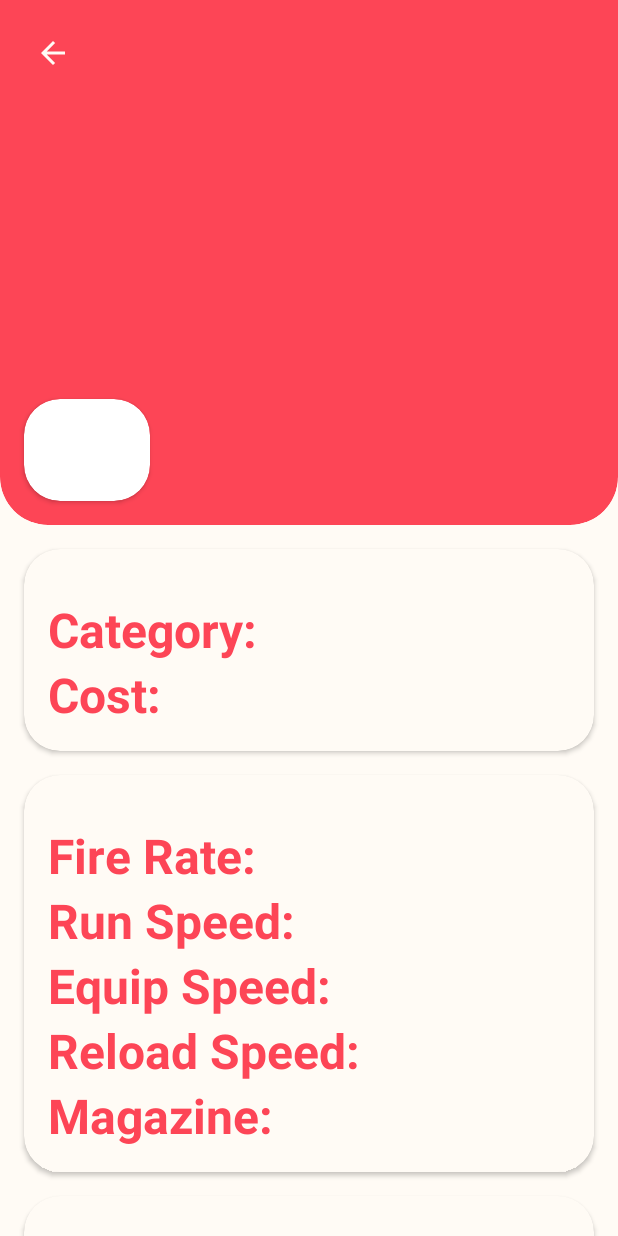
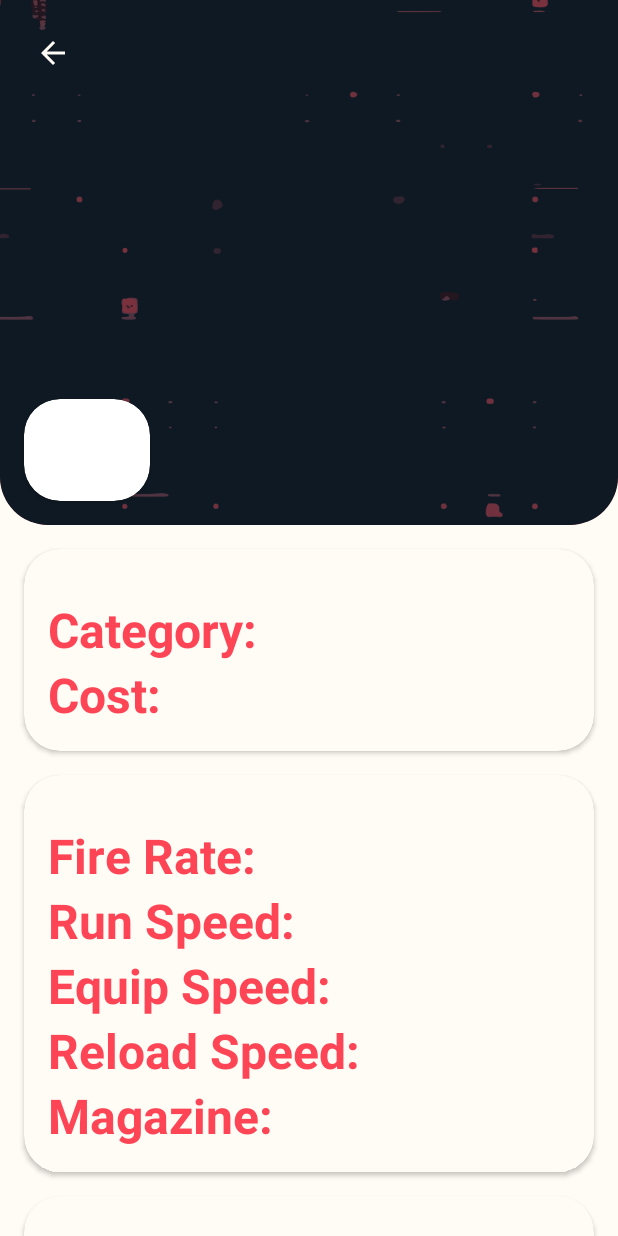
Before and after one commit to LucasMelll0/Valorant_Wiki, an Android app: the WeaponActivity screen opened directly, with no data from a screen before it, on a phone screen of 412 x 824 dp. Run offline under Robolectric (Android 15) with nearby library versions, the phone set to English and light mode, and no system bars; pictures from the network do not load; Roboto replaces fonts that are not available here; 1 statement that could not run was skipped.

Commit message:
style: Mudado o background das imagens das armas.

```diff
--- a/app/src/main/java/com/example/valorantwiki/repository/MapRepository.kt
+++ b/app/src/main/java/com/example/valorantwiki/repository/MapRepository.kt
@@ -13,7 +13,7 @@ class MapRepository(
 
     suspend fun getAll(language: String): List<MapResponseClass> {
         return try {
-            mapWebClient.getAll(language)
+            mapWebClient.getAll(language).sortedBy { it.map.name }
         }catch (e: Exception) {
             Log.w(TAG, "getAll: ", e)
             emptyList()
--- a/app/src/main/res/layout/activity_weapon.xml
+++ b/app/src/main/res/layout/activity_weapon.xml
@@ -52,10 +52,15 @@
                     android:layout_width="match_parent"
                     android:layout_height="match_parent">
                     <androidx.appcompat.widget.AppCompatImageView
+                        android:layout_width="match_parent"
+                        android:layout_height="match_parent"
+                        android:scaleType="centerCrop"
+                        app:srcCompat="@drawable/weapon_background"/>
+                    <androidx.appcompat.widget.AppCompatImageView
                         android:id="@+id/imageview_portrait_weapon_activity"
                         android:layout_width="match_parent"
                         android:layout_height="match_parent"
-                        android:translationZ="@dimen/cardview_default_elevation"/>
+                        android:elevation="@dimen/cardview_default_elevation"/>
 
                     <androidx.appcompat.widget.AppCompatImageButton
                         android:id="@+id/imagebutton_back_weapon_activity"
--- a/app/src/main/res/layout/weapon_item.xml
+++ b/app/src/main/res/layout/weapon_item.xml
@@ -17,10 +17,16 @@
                 android:layout_width="match_parent"
                 android:layout_height="match_parent">
                 <androidx.appcompat.widget.AppCompatImageView
+                    android:layout_width="match_parent"
+                    android:layout_height="match_parent"
+                    android:src="@drawable/weapon_background"
+                    android:scaleType="centerCrop"/>
+                <androidx.appcompat.widget.AppCompatImageView
                     android:id="@+id/imageview_weapon_image_item"
                     android:layout_width="match_parent"
                     android:layout_height="match_parent"
                     android:scaleType="fitCenter"
+                    android:elevation="@dimen/cardview_default_elevation"
                     android:rotation="45"
                     />
             </androidx.constraintlayout.widget.ConstraintLayout>
```
Also changed, not shown: app/src/main/res/layout/weapon_skin_item.xml (+14 -0 lines), app/src/main/res/drawable-hdpi/weapon_background.png (added), app/src/main/res/drawable-ldpi/weapon_background.png (added), app/src/main/res/drawable-mdpi/weapon_background.png (added), app/src/main/res/drawable-xhdpi/weapon_background.png (added), app/src/main/res/drawable-xxhdpi/weapon_background.png (added), app/src/main/res/drawable-xxxhdpi/weapon_background.png (added).
